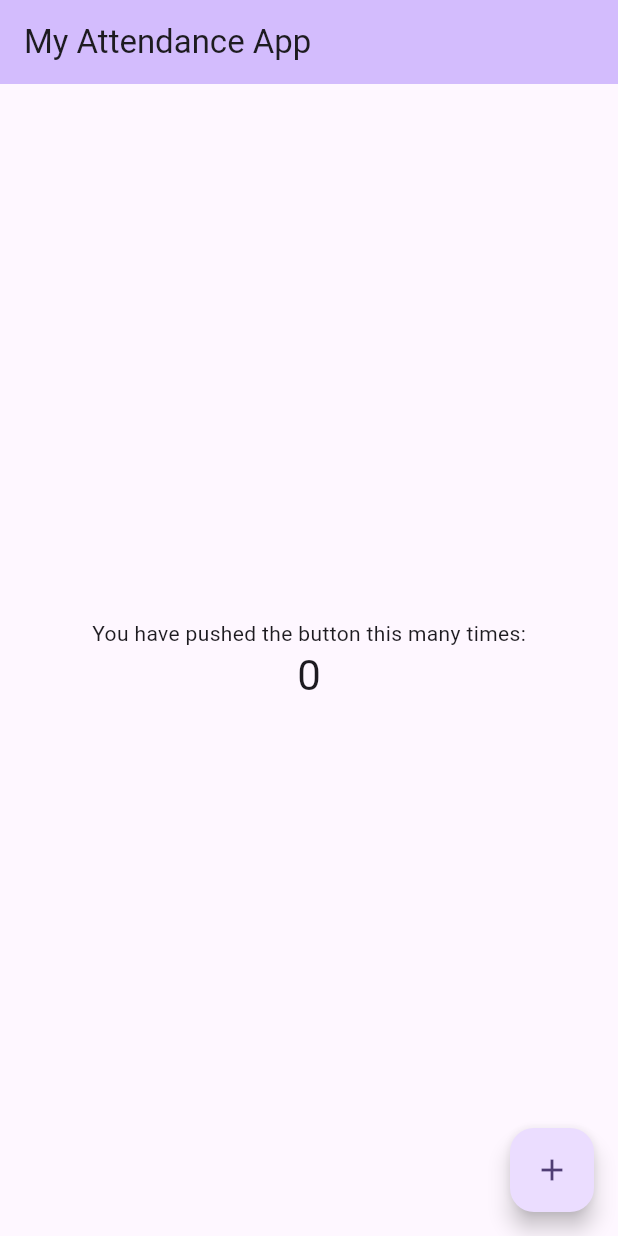
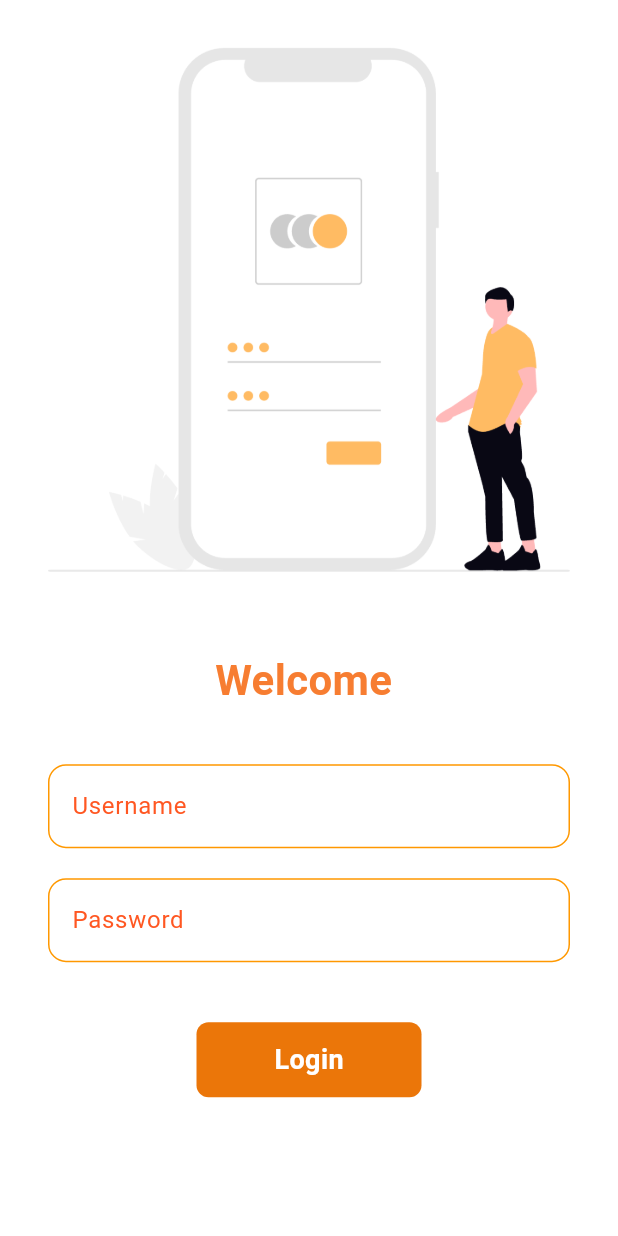
Before and after one commit to jayjariwala123/My-Attendance-App, a Flutter app: the screen it shows after launch, on a phone screen of 412 x 824 dp. Run offline on Flutter 3.47's test engine with Material 3 defaults, Android fonts, the phone set to English and light mode, and no system bars; our stand-ins replace google_fonts.

Commit message:
login page routing

```diff
--- a/lib/main.dart
+++ b/lib/main.dart
@@ -1,122 +1,24 @@
 import 'package:flutter/material.dart';
+import 'pages/homepage.dart';
+import 'pages/loginpage.dart';
+import 'utils/routes.dart';
 
 void main() {
-  runApp(const MyApp());
+  runApp(MyApp());
 }
 
 class MyApp extends StatelessWidget {
-  const MyApp({super.key});
-
-  // This widget is the root of your application.
   @override
   Widget build(BuildContext context) {
     return MaterialApp(
-      title: 'Flutter Demo',
-      theme: ThemeData(
-        // This is the theme of your application.
-        //
-        // TRY THIS: Try running your application with "flutter run". You'll see
-        // the application has a purple toolbar. Then, without quitting the app,
-        // try changing the seedColor in the colorScheme below to Colors.green
-        // and then invoke "hot reload" (save your changes or press the "hot
-        // reload" button in a Flutter-supported IDE, or press "r" if you used
-        // the command line to start the app).
-        //
-        // Notice that the counter didn't reset back to zero; the application
-        // state is not lost during the reload. To reset the state, use hot
-        // restart instead.
-        //
-        // This works for code too, not just values: Most code changes can be
-        // tested with just a hot reload.
-        colorScheme: ColorScheme.fromSeed(seedColor: Colors.deepPurple),
-      ),
-      home: const MyHomePage(title: 'My Attendance App'),
+      themeMode: ThemeMode.light,
+      debugShowCheckedModeBanner: false,
+      initialRoute: MyRoutes.loginRoute,
+      routes: {
+        "/": (context) => LoginPage(),
+        MyRoutes.homeRoute: (context) => HomePage(),
+        MyRoutes.loginRoute: (context) => LoginPage(),
+      },
     );
   }
 }
-
-class MyHomePage extends StatefulWidget {
-  const MyHomePage({super.key, required this.title});
-
-  // This widget is the home page of your application. It is stateful, meaning
-  // that it has a State object (defined below) that contains fields that affect
-  // how it looks.
-
-  // This class is the configuration for the state. It holds the values (in this
-  // case the title) provided by the parent (in this case the App widget) and
-  // used by the build method of the State. Fields in a Widget subclass are
-  // always marked "final".
-
-  final String title;
-
-  @override
-  State<MyHomePage> createState() => _MyHomePageState();
-}
-
-class _MyHomePageState extends State<MyHomePage> {
-  int _counter = 0;
-
-  void _incrementCounter() {
-    setState(() {
-      // This call to setState tells the Flutter framework that something has
-      // changed in this State, which causes it to rerun the build method below
-      // so that the display can reflect the updated values. If we changed
-      // _counter without calling setState(), then the build method would not be
-      // called again, and so nothing would appear to happen.
-      _counter++;
-    });
-  }
-
-  @override
-  Widget build(BuildContext context) {
-    // This method is rerun every time setState is called, for instance as done
-    // by the _incrementCounter method above.
-    //
-    // The Flutter framework has been optimized to make rerunning build methods
-    // fast, so that you can just rebuild anything that needs updating rather
-    // than having to individually change instances of widgets.
-    return Scaffold(
-      appBar: AppBar(
-        // TRY THIS: Try changing the color here to a specific color (to
-        // Colors.amber, perhaps?) and trigger a hot reload to see the AppBar
-        // change color while the other colors stay the same.
-        backgroundColor: Theme.of(context).colorScheme.inversePrimary,
-        // Here we take the value from the MyHomePage object that was created by
-        // the App.build method, and use it to set our appbar title.
-        title: Text(widget.title),
-      ),
-      body: Center(
-        // Center is a layout widget. It takes a single child and positions it
-        // in the middle of the parent.
-        child: Column(
-          // Column is also a layout widget. It takes a list of children and
-          // arranges them vertically. By default, it sizes itself to fit its
-          // children horizontally, and tries to be as tall as its parent.
-          //
-          // Column has various properties to control how it sizes itself and
-          // how it positions its children. Here we use mainAxisAlignment to
-          // center the children vertically; the main axis here is the vertical
-          // axis because Columns are vertical (the cross axis would be
-          // horizontal).
-          //
-          // TRY THIS: Invoke "debug painting" (choose the "Toggle Debug Paint"
-          // action in the IDE, or press "p" in the console), to see the
-          // wireframe for each widget.
-          mainAxisAlignment: MainAxisAlignment.center,
-          children: <Widget>[
-            const Text('You have pushed the button this many times:'),
-            Text(
-              '$_counter',
-              style: Theme.of(context).textTheme.headlineMedium,
-            ),
-          ],
-        ),
-      ),
-      floatingActionButton: FloatingActionButton(
-        onPressed: _incrementCounter,
-        tooltip: 'Increment',
-        child: const Icon(Icons.add),
-      ), // This trailing comma makes auto-formatting nicer for build methods.
-    );
-  }
-}
--- /dev/null
+++ b/lib/pages/attendance.dart
@@ -0,0 +1 @@
+import 'package:flutter/material.dart';
--- /dev/null
+++ b/lib/pages/loginpage.dart
@@ -0,0 +1,194 @@
+import 'package:flutter/material.dart';
+import 'package:my_flutter_app/utils/routes.dart';
+
+class LoginPage extends StatefulWidget {
+  @override
+  State<LoginPage> createState() => _LoginPageState();
+}
+
+class _LoginPageState extends State<LoginPage> {
+  String name = "";
+  String password = "";
+  bool changeButton = false;
+
+  final _formKey = GlobalKey<FormState>();
+
+  moveToHome(BuildContext context) async {
+    if (_formKey.currentState!.validate()) {
+      if (name == "Jay" && password == "12345") {
+        setState(() {
+          changeButton = true;
+        });
+        await Future.delayed(const Duration(seconds: 1));
+        await Navigator.pushNamed(context, MyRoutes.homeRoute);
+        setState(() {
+          changeButton = false;
+        });
+      } else {
+        String errorMessage = "";
+        if (name != "Jay" && password != "12345") {
+          errorMessage = "Invalid Username and Password";
+        } else if (name != "Jay") {
+          errorMessage = "Invalid Username";
+        } else {
+          errorMessage = "Invalid Password";
+        }
+
+        showDialog(
+          context: context,
+          builder:
+              (context) => AlertDialog(
+                backgroundColor: Colors.white,
+                title: const Text(
+                  "Login Failed",
+                  style: TextStyle(color: Colors.deepOrange),
+                ),
+                content: Text(
+                  errorMessage,
+                  style: const TextStyle(color: Colors.black87),
+                ),
+                actions: [
+                  TextButton(
+                    onPressed: () => Navigator.of(context).pop(),
+                    child: const Text(
+                      "OK",
+                      style: TextStyle(color: Colors.deepOrange),
+                    ),
+                  ),
+                ],
+              ),
+        );
+      }
+    }
+  }
+
+  @override
+  Widget build(BuildContext context) {
+    return Material(
+      color: Colors.white, // <-- Background is now White
+      child: SingleChildScrollView(
+        child: Form(
+          key: _formKey,
+          child: Column(
+            children: [
+              Image.asset(
+                "assets/images/loginpage_image.png",
+                fit: BoxFit.cover,
+              ),
+              const SizedBox(height: 20),
+              Text(
+                "Welcome $name",
+                style: const TextStyle(
+                  fontSize: 28,
+                  fontWeight: FontWeight.bold,
+                  color: Color.fromARGB(255, 247, 125, 49), // Title color orange
+                ),
+              ),
+              const SizedBox(height: 20),
+              Padding(
+                padding: const EdgeInsets.symmetric(
+                  vertical: 16.0,
+                  horizontal: 32.0,
+                ),
+                child: Column(
+                  children: [
+                    TextFormField(
+                      decoration: InputDecoration(
+                        hintText: "Enter Username",
+                        labelText: "Username",
+                        labelStyle: const TextStyle(color: Colors.deepOrange),
+                        focusedBorder: OutlineInputBorder(
+                          borderSide: const BorderSide(
+                            color: Colors.deepOrange,
+                          ),
+                          borderRadius: BorderRadius.circular(12),
+                        ),
+                        enabledBorder: OutlineInputBorder(
+                          borderSide: const BorderSide(color: Colors.orange),
+                          borderRadius: BorderRadius.circular(12),
+                        ),
+                        border: OutlineInputBorder(
+                          borderRadius: BorderRadius.circular(12),
+                        ),
+                      ),
+                      validator: (value) {
+                        if (value == null || value.isEmpty) {
+                          return "Username cannot be empty";
+                        }
+                        return null;
+                      },
+                      onChanged: (value) {
+                        name = value;
+                        setState(() {});
+                      },
+                    ),
+                    const SizedBox(height: 20),
+                    TextFormField(
+                      obscureText: true,
+                      decoration: InputDecoration(
+                        hintText: "Enter Password",
+                        labelText: "Password",
+                        labelStyle: const TextStyle(color: Colors.deepOrange),
+                        focusedBorder: OutlineInputBorder(
+                          borderSide: const BorderSide(
+                            color: Colors.deepOrange,
+                          ),
+                          borderRadius: BorderRadius.circular(12),
+                        ),
+                        enabledBorder: OutlineInputBorder(
+                          borderSide: const BorderSide(color: Colors.orange),
+                          borderRadius: BorderRadius.circular(12),
+                        ),
+                        border: OutlineInputBorder(
+                          borderRadius: BorderRadius.circular(12),
+                        ),
+                      ),
+                      validator: (value) {
+                        if (value == null || value.isEmpty) {
+                          return "Password cannot be empty";
+                        } else if (value.length < 5) {
+                          return "Password length should be at least 5";
+                        }
+                        return null;
+                      },
+                      onChanged: (value) {
+                        password = value;
+                      },
+                    ),
+                    const SizedBox(height: 40),
+                    Material(
+                      color: const Color.fromARGB(255, 235, 118, 9), // Orange Login Button
+                      borderRadius: BorderRadius.circular(
+                        changeButton ? 50 : 8,
+                      ),
+                      child: InkWell(
+                        onTap: () => moveToHome(context),
+                        child: AnimatedContainer(
+                          duration: const Duration(seconds: 1),
+                          width: changeButton ? 50 : 150,
+                          height: 50,
+                          alignment: Alignment.center,
+                          child:
+                              changeButton
+                                  ? const Icon(Icons.done, color: Colors.white)
+                                  : const Text(
+                                    "Login",
+                                    style: TextStyle(
+                                      color: Colors.white,
+                                      fontWeight: FontWeight.bold,
+                                      fontSize: 18,
+                                    ),
+                                  ),
+                        ),
+                      ),
+                    ),
+                  ],
+                ),
+              ),
+            ],
+          ),
+        ),
+      ),
+    );
+  }
+}
--- /dev/null
+++ b/lib/pages/participant.dart
@@ -0,0 +1 @@
+import 'package:flutter/material.dart';
--- /dev/null
+++ b/lib/utils/routes.dart
@@ -0,0 +1,4 @@
+class MyRoutes{
+  static String loginRoute = "/login";
+  static String homeRoute = "/home";
+}
```
Also changed, not shown: lib/pages/homepage.dart (added, +69 -0 lines), lib/pages/homepagebackup.dart (added, +139 -0 lines), assets/images/app_icon.jpeg (deleted), assets/images/loginpage_image.png (added), assets/images/qr_image.jpeg (added).
